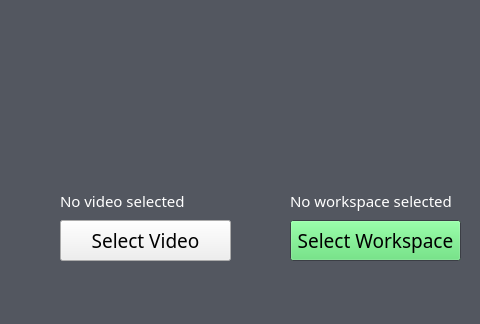
Qt form src/gui/MainWindow.ui (akai-katto/dandere2x) before a commit; both pictures show x 0 to 480 and y 0 to 324 of the 739 by 324 pixel window.
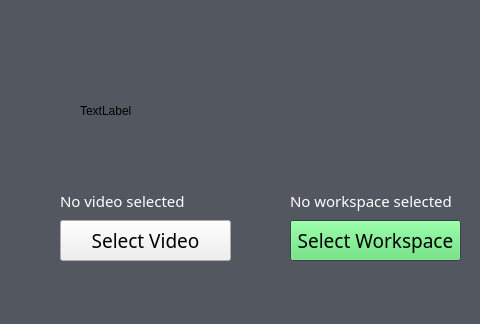
The same form after that commit.

```diff
--- a/src/gui/MainWindow.ui
+++ b/src/gui/MainWindow.ui
@@ -508,6 +508,19 @@
      <string>No workspace selected</string>
     </property>
    </widget>
+   <widget class="QLabel" name="video_icon">
+    <property name="geometry">
+     <rect>
+      <x>80</x>
+      <y>50</y>
+      <width>131</width>
+      <height>121</height>
+     </rect>
+    </property>
+    <property name="text">
+     <string>TextLabel</string>
+    </property>
+   </widget>
   </widget>
   <widget class="QMenuBar" name="menubar">
    <property name="geometry">
```
